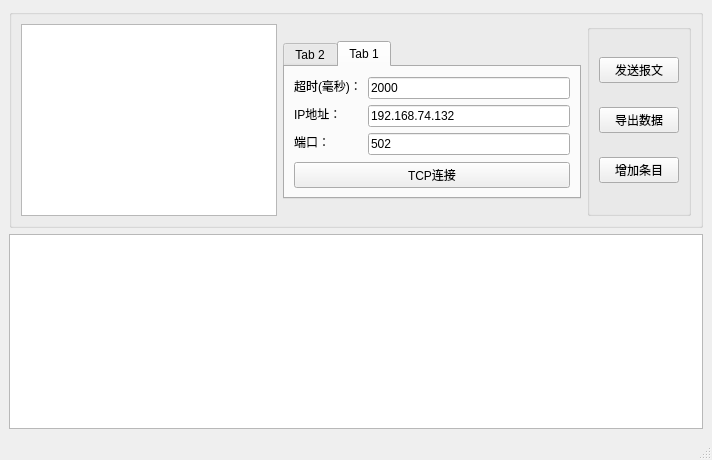
First picture: the form in mainwindow.ui, repository LysanderT/Modbus-Client-App, before the edit.
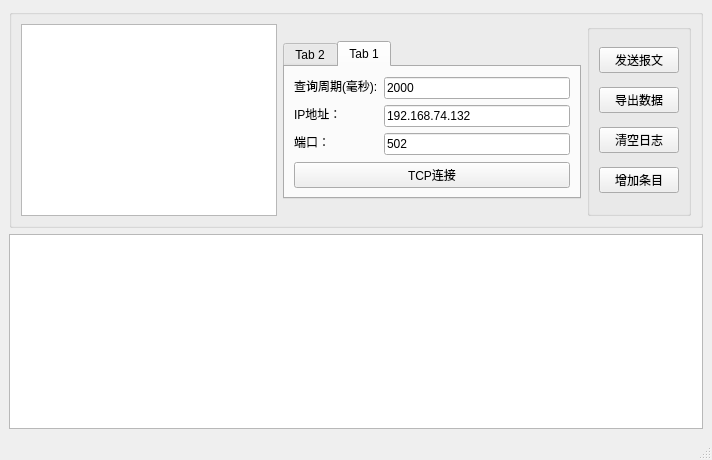
Second picture: the form after the edit. The open tabs and pages were chosen to show the change.

Patch:
```diff
--- a/mainwindow.ui
+++ b/mainwindow.ui
@@ -198,7 +198,7 @@
                 </sizepolicy>
                </property>
                <property name="text">
-                <string>超时(毫秒)：</string>
+                <string>查询周期(毫秒):</string>
                </property>
               </widget>
              </item>
@@ -336,6 +336,13 @@
             </property>
            </widget>
           </item>
+          <item>
+           <widget class="QPushButton" name="logButton">
+            <property name="text">
+             <string>清空日志</string>
+            </property>
+           </widget>
+          </item>
           <item>
            <widget class="QPushButton" name="plusButton">
             <property name="text">
```
